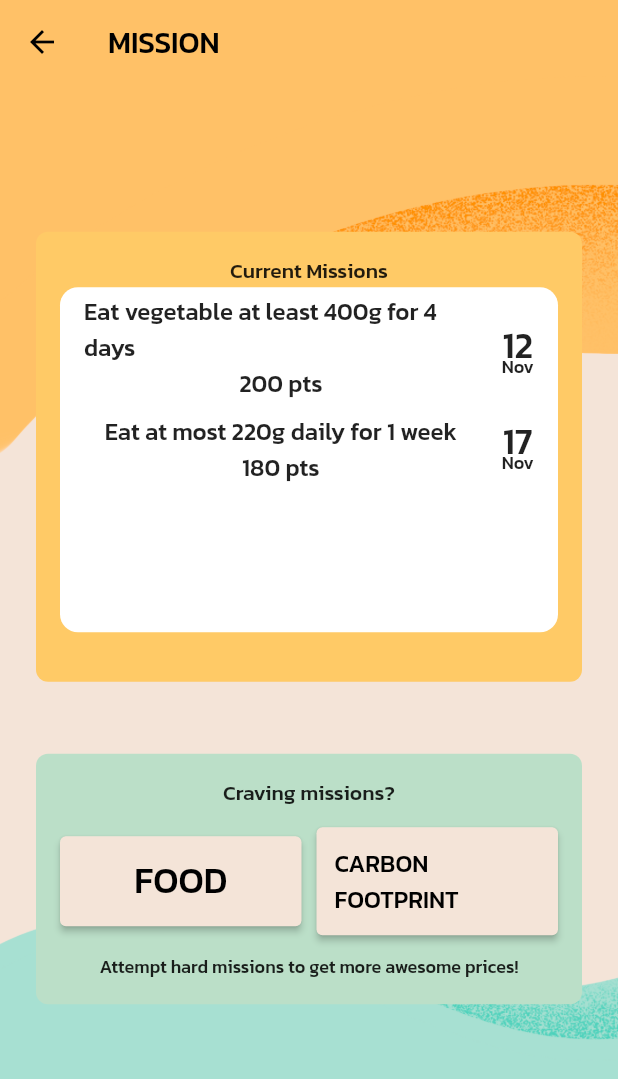
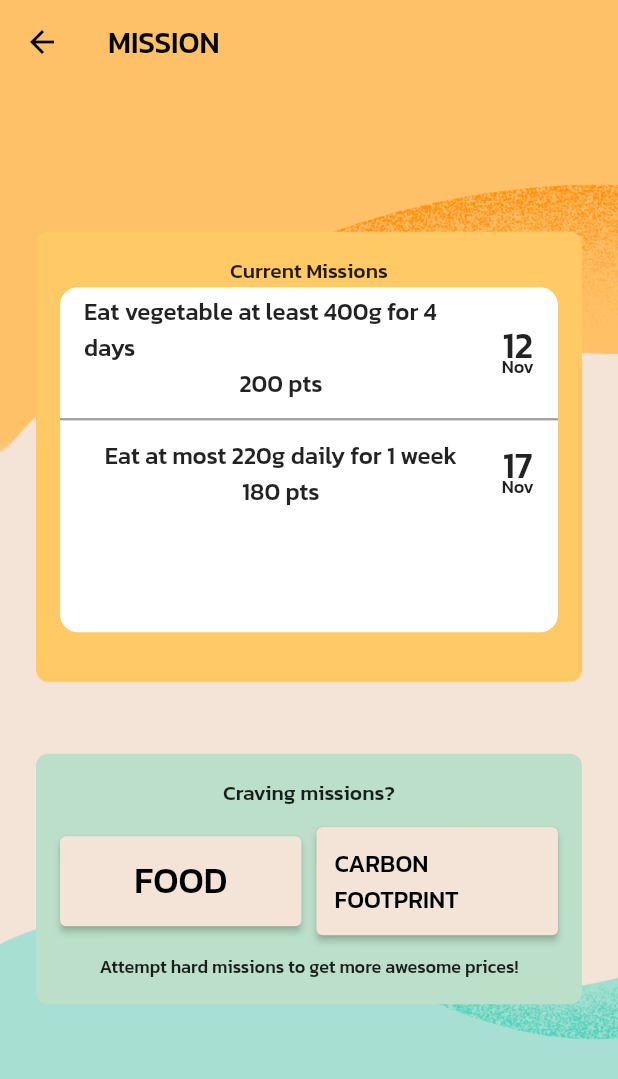
Before and after one commit to Food-Busters/food_busters, a Flutter app: the HomePage screen opened directly with empty values, after a tap on "MISSION", on a phone screen of 412 x 824 dp. Shown: the top 1079 px of the screen. Run offline on Flutter 3.47's test engine with Material 2 defaults, Android fonts, the light colour scheme and no system bars; our stand-ins replace camera, flutter_toggle_tab, form_field_validator, package_info_plus, pie_chart, table_calendar; generated files the repository leaves out were written again; network calls fail.

Commit message:
misc improvement

```diff
--- a/lib/views/home.dart
+++ b/lib/views/home.dart
@@ -138,7 +138,7 @@ class _HomePageState extends State<HomePage> {
                         },
                         content: text.scan + "!",
                         padding: 20,
-                        icon: Icons.camera_alt,
+                        assetName: "scan.png",
                       ),
                       Row(
                         mainAxisAlignment: MainAxisAlignment.center,
@@ -155,7 +155,7 @@ class _HomePageState extends State<HomePage> {
                                 );
                               },
                               content: text.my_points,
-                              icon: Icons.monetization_on_outlined,
+                              assetName: "points.png",
                             ),
                           ),
                           Expanded(
@@ -170,7 +170,7 @@ class _HomePageState extends State<HomePage> {
                                 );
                               },
                               content: text.my_record,
-                              icon: Icons.timeline,
+                              assetName: "record.png",
                             ),
                           ),
                         ],
@@ -190,7 +190,7 @@ class _HomePageState extends State<HomePage> {
                                 );
                               },
                               content: text.mission,
-                              icon: Icons.notification_important,
+                              assetName: "mission.png",
                             ),
                           ),
                           Expanded(
@@ -206,7 +206,7 @@ class _HomePageState extends State<HomePage> {
                                 );
                               },
                               content: text.leaderboard,
-                              icon: Icons.badge,
+                              assetName: "leaderboard.png",
                             ),
                           )
                         ],
@@ -226,7 +226,7 @@ class _HomePageState extends State<HomePage> {
     required void Function() onPressed,
     required String content,
     required double padding,
-    required IconData icon,
+    required String assetName,
   }) {
     return Padding(
       padding: const EdgeInsets.all(8.0),
@@ -235,7 +235,7 @@ class _HomePageState extends State<HomePage> {
         child: Row(
           mainAxisAlignment: MainAxisAlignment.center,
           children: [
-            Icon(icon),
+            Image.asset("assets/images/icons/$assetName", height: 50),
             Text(content, style: const TextStyle(fontSize: 26)),
           ],
         ),
@@ -251,7 +251,7 @@ class _HomePageState extends State<HomePage> {
   Widget smallBtn({
     required void Function() onPressed,
     required String content,
-    required IconData icon,
+    required String assetName,
   }) {
     return Padding(
       padding: const EdgeInsets.all(8.0),
@@ -259,7 +259,7 @@ class _HomePageState extends State<HomePage> {
         onPressed: onPressed,
         child: Column(
           children: [
-            Icon(icon),
+            Image.asset("assets/images/icons/$assetName", height: 50),
             Text(content, style: const TextStyle(fontSize: 14)),
           ],
         ),
--- a/lib/views/mission/mission.dart
+++ b/lib/views/mission/mission.dart
@@ -73,7 +73,7 @@ class _MyMissionPageState extends State<MyMissionPage> {
                     if (snapshot.connectionState == ConnectionState.done) {
                       final data = snapshot.data!;
                       final loc = MyApp.of(context).localeStrSimp;
-                      return ListView.builder(
+                      return ListView.separated(
                         padding: EdgeInsets.zero,
                         scrollDirection: Axis.vertical,
                         shrinkWrap: true,
@@ -114,6 +114,10 @@ class _MyMissionPageState extends State<MyMissionPage> {
                             ),
                           );
                         },
+                        separatorBuilder: (context, index) => const Divider(
+                          thickness: 1.5,
+                          color: Colors.grey,
+                        ),
                       );
                     } else {
                       return const Center(child: CircularProgressIndicator());
--- a/lib/views/scan/scanafter.dart
+++ b/lib/views/scan/scanafter.dart
@@ -113,7 +113,7 @@ class _ScanAfterPageState extends State<ScanAfterPage> {
     String quote,
   ) =>
       Column(
-        mainAxisAlignment: MainAxisAlignment.spaceEvenly,
+        mainAxisAlignment: MainAxisAlignment.center,
         children: [
           Text("—${text.swipe_hint}—"),
           widget(text, quote),
@@ -137,6 +137,7 @@ class _ScanAfterPageState extends State<ScanAfterPage> {
             "${percent < 40 ? text.sp_only : ""} "
             "$percent% ${text.of_the_dish}...",
           ),
+          Image.asset("assets/images/cow.png", height: 200),
           Text(
             percent < 80 ? text.oh_no : text.wow,
             style: const TextStyle(fontSize: 28),
```
Also changed, not shown: pubspec.yaml (+3 -6 lines), assets/images/cow.png (added), assets/images/icons/leaderboard.png (added), assets/images/icons/mission.png (added), assets/images/icons/points.png (added), assets/images/icons/record.png (added), assets/images/icons/scan.png (added).
